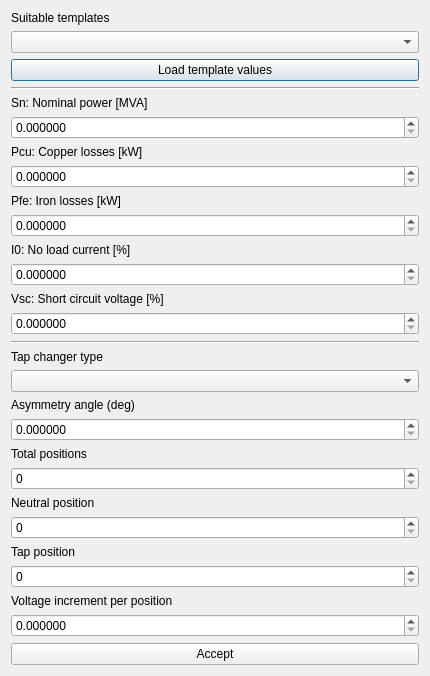
Before: the Qt Designer form src/VeraGrid/Gui/DeviceEditors/TransformerEditor/transformer_editor_gui.ui in SanPen/VeraGrid, drawn with Qt 5.
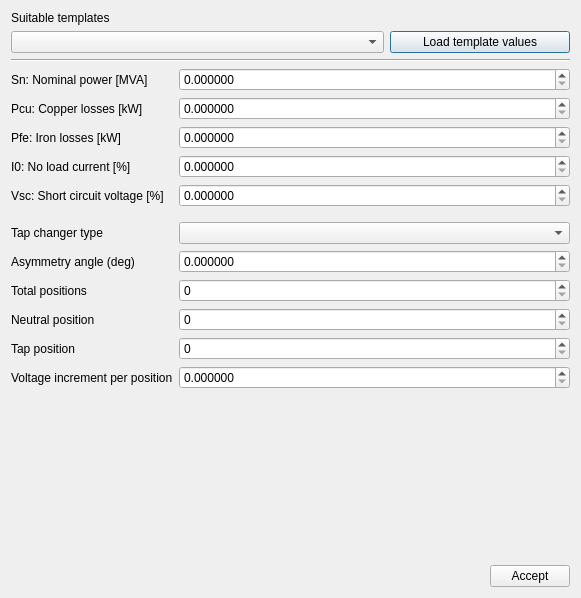
After: the same form once the commit is applied.

The edit to the form file:
```diff
--- a/src/VeraGrid/Gui/DeviceEditors/TransformerEditor/transformer_editor_gui.ui
+++ b/src/VeraGrid/Gui/DeviceEditors/TransformerEditor/transformer_editor_gui.ui
@@ -6,46 +6,36 @@
    <rect>
     <x>0</x>
     <y>0</y>
-    <width>430</width>
-    <height>430</height>
+    <width>581</width>
+    <height>598</height>
    </rect>
   </property>
   <property name="windowTitle">
    <string>Transformer editor</string>
   </property>
-  <layout class="QVBoxLayout" name="verticalLayout">
-   <item>
+  <layout class="QFormLayout" name="formLayout">
+   <item row="0" column="0">
     <widget class="QLabel" name="templatesLabel">
      <property name="text">
       <string>Suitable templates</string>
      </property>
     </widget>
    </item>
-   <item>
-    <widget class="QComboBox" name="catalogueComboBox"/>
-   </item>
-   <item>
-    <widget class="QPushButton" name="loadTemplateButton">
-     <property name="text">
-      <string>Load template values</string>
-     </property>
-    </widget>
-   </item>
-   <item>
+   <item row="2" column="0" colspan="2">
     <widget class="Line" name="separator">
      <property name="orientation">
       <enum>Qt::Horizontal</enum>
      </property>
     </widget>
    </item>
-   <item>
+   <item row="4" column="0">
     <widget class="QLabel" name="snLabel">
      <property name="text">
       <string>Sn: Nominal power [MVA]</string>
      </property>
     </widget>
    </item>
-   <item>
+   <item row="4" column="1">
     <widget class="QDoubleSpinBox" name="snSpinBox">
      <property name="decimals">
       <number>6</number>
@@ -55,14 +45,14 @@
      </property>
     </widget>
    </item>
-   <item>
+   <item row="6" column="0">
     <widget class="QLabel" name="pcuLabel">
      <property name="text">
       <string>Pcu: Copper losses [kW]</string>
      </property>
     </widget>
    </item>
-   <item>
+   <item row="6" column="1">
     <widget class="QDoubleSpinBox" name="pcuSpinBox">
      <property name="decimals">
       <number>6</number>
@@ -72,14 +62,14 @@
      </property>
     </widget>
    </item>
-   <item>
+   <item row="8" column="0">
     <widget class="QLabel" name="pfeLabel">
      <property name="text">
       <string>Pfe: Iron losses [kW]</string>
      </property>
     </widget>
    </item>
-   <item>
+   <item row="8" column="1">
     <widget class="QDoubleSpinBox" name="pfeSpinBox">
      <property name="decimals">
       <number>6</number>
@@ -89,14 +79,14 @@
      </property>
     </widget>
    </item>
-   <item>
+   <item row="10" column="0">
     <widget class="QLabel" name="i0Label">
      <property name="text">
       <string>I0: No load current [%]</string>
      </property>
     </widget>
    </item>
-   <item>
+   <item row="10" column="1">
     <widget class="QDoubleSpinBox" name="i0SpinBox">
      <property name="decimals">
       <number>6</number>
@@ -106,14 +96,14 @@
      </property>
     </widget>
    </item>
-   <item>
+   <item row="12" column="0">
     <widget class="QLabel" name="vscLabel">
      <property name="text">
       <string>Vsc: Short circuit voltage [%]</string>
      </property>
     </widget>
    </item>
-   <item>
+   <item row="12" column="1">
     <widget class="QDoubleSpinBox" name="vscSpinBox">
      <property name="decimals">
       <number>6</number>
@@ -123,31 +113,31 @@
      </property>
     </widget>
    </item>
-   <item>
+   <item row="14" column="0">
     <widget class="Line" name="tapSeparator">
      <property name="orientation">
       <enum>Qt::Horizontal</enum>
      </property>
     </widget>
    </item>
-   <item>
+   <item row="15" column="0">
     <widget class="QLabel" name="tapChangerTypeLabel">
      <property name="text">
       <string>Tap changer type</string>
      </property>
     </widget>
    </item>
-   <item>
+   <item row="15" column="1">
     <widget class="QComboBox" name="tapChangerTypeComboBox"/>
    </item>
-   <item>
+   <item row="17" column="0">
     <widget class="QLabel" name="asymmetryAngleLabel">
      <property name="text">
       <string>Asymmetry angle (deg)</string>
      </property>
     </widget>
    </item>
-   <item>
+   <item row="17" column="1">
     <widget class="QDoubleSpinBox" name="asymmetryAngleSpinBox">
      <property name="decimals">
       <number>6</number>
@@ -157,56 +147,56 @@
      </property>
     </widget>
    </item>
-   <item>
+   <item row="19" column="0">
     <widget class="QLabel" name="totalPositionsLabel">
      <property name="text">
       <string>Total positions</string>
      </property>
     </widget>
    </item>
-   <item>
+   <item row="19" column="1">
     <widget class="QSpinBox" name="totalPositionsSpinBox">
      <property name="maximum">
       <number>999999</number>
      </property>
     </widget>
    </item>
-   <item>
+   <item row="21" column="0">
     <widget class="QLabel" name="neutralPositionLabel">
      <property name="text">
       <string>Neutral position</string>
      </property>
     </widget>
    </item>
-   <item>
+   <item row="21" column="1">
     <widget class="QSpinBox" name="neutralPositionSpinBox">
      <property name="maximum">
       <number>999999</number>
      </property>
     </widget>
    </item>
-   <item>
+   <item row="23" column="0">
     <widget class="QLabel" name="tapPositionLabel">
      <property name="text">
       <string>Tap position</string>
      </property>
     </widget>
    </item>
-   <item>
+   <item row="23" column="1">
     <widget class="QSpinBox" name="tapPositionSpinBox">
      <property name="maximum">
       <number>999999</number>
      </property>
     </widget>
    </item>
-   <item>
+   <item row="25" column="0">
     <widget class="QLabel" name="dvLabel">
      <property name="text">
       <string>Voltage increment per position</string>
      </property>
     </widget>
    </item>
-   <item>
+   <item row="25" column="1">
     <widget class="QDoubleSpinBox" name="dvSpinBox">
      <property name="decimals">
       <number>6</number>
@@ -216,11 +206,101 @@
      </property>
     </widget>
    </item>
-   <item>
-    <widget class="QPushButton" name="acceptButton">
-     <property name="text">
-      <string>Accept</string>
+   <item row="27" column="1">
+    <spacer name="verticalSpacer">
+     <property name="orientation">
+      <enum>Qt::Orientation::Vertical</enum>
      </property>
+     <property name="sizeHint" stdset="0">
+      <size>
+       <width>20</width>
+       <height>40</height>
+      </size>
+     </property>
+    </spacer>
+   </item>
+   <item row="1" column="0" colspan="2">
+    <widget class="QFrame" name="frame">
+     <property name="frameShape">
+      <enum>QFrame::Shape::NoFrame</enum>
+     </property>
+     <property name="frameShadow">
+      <enum>QFrame::Shadow::Raised</enum>
+     </property>
+     <layout class="QHBoxLayout" name="horizontalLayout">
+      <property name="leftMargin">
+       <number>0</number>
+      </property>
+      <property name="topMargin">
+       <number>0</number>
+      </property>
+      <property name="rightMargin">
+       <number>0</number>
+      </property>
+      <property name="bottomMargin">
+       <number>0</number>
+      </property>
+      <item>
+       <widget class="QComboBox" name="catalogueComboBox"/>
+      </item>
+      <item>
+       <widget class="QPushButton" name="loadTemplateButton">
+        <property name="maximumSize">
+         <size>
+          <width>180</width>
+          <height>16777215</height>
+         </size>
+        </property>
+        <property name="text">
+         <string>Load template values</string>
+        </property>
+       </widget>
+      </item>
+     </layout>
+    </widget>
+   </item>
+   <item row="28" column="0" colspan="2">
+    <widget class="QFrame" name="frame_2">
+     <property name="frameShape">
+      <enum>QFrame::Shape::NoFrame</enum>
+     </property>
+     <property name="frameShadow">
+      <enum>QFrame::Shadow::Raised</enum>
+     </property>
+     <layout class="QHBoxLayout" name="horizontalLayout_2">
+      <property name="leftMargin">
+       <number>0</number>
+      </property>
+      <property name="topMargin">
+       <number>0</number>
+      </property>
+      <property name="rightMargin">
+       <number>0</number>
+      </property>
+      <property name="bottomMargin">
+       <number>0</number>
+      </property>
+      <item>
+       <spacer name="horizontalSpacer">
+        <property name="orientation">
+         <enum>Qt::Orientation::Horizontal</enum>
+        </property>
+        <property name="sizeHint" stdset="0">
+         <size>
+          <width>474</width>
+          <height>20</height>
+         </size>
+        </property>
+       </spacer>
+      </item>
+      <item>
+       <widget class="QPushButton" name="acceptButton">
+        <property name="text">
+         <string>Accept</string>
+        </property>
+       </widget>
+      </item>
+     </layout>
     </widget>
    </item>
   </layout>
```
Left out of the diff: 4 changed lines with no effect on the pictures.
